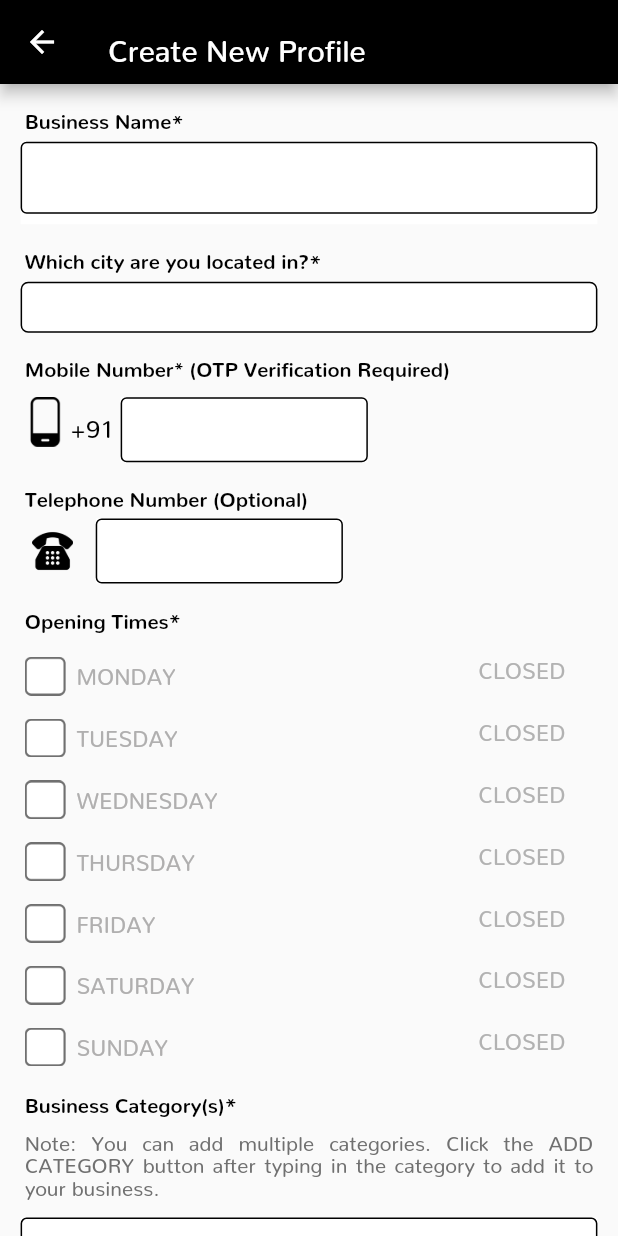
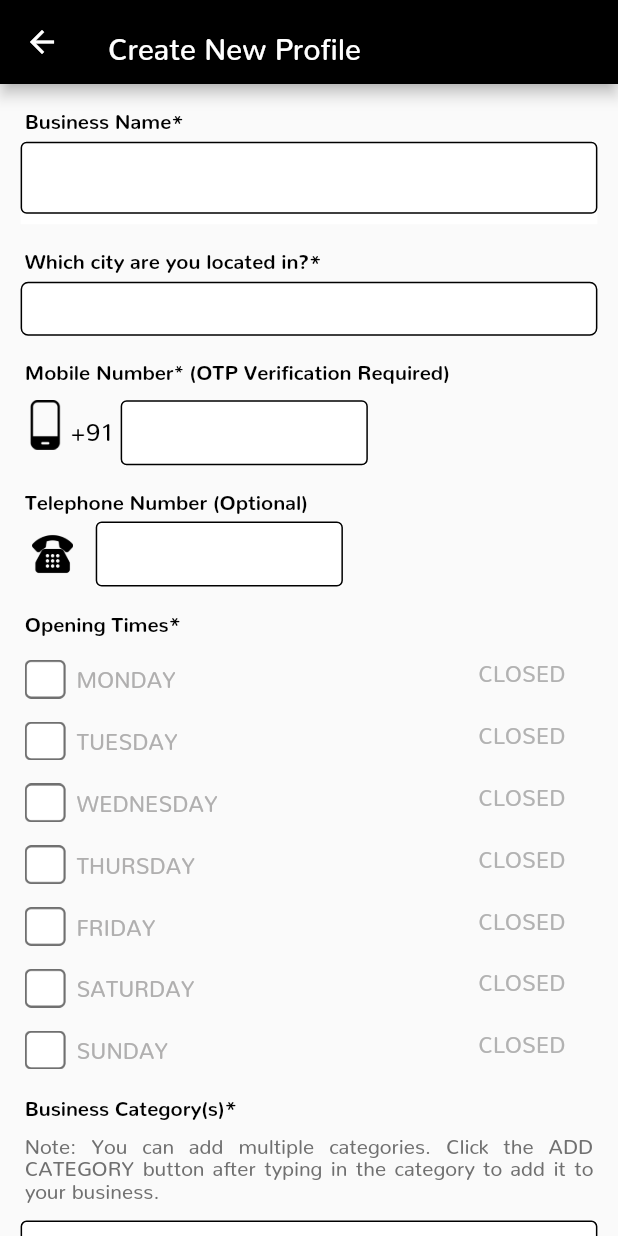
Before and after one commit to SajidShaikhBudventure/TwonsyNewRepo, a Flutter app: the CreateProfile screen opened by its route, on a phone screen of 412 x 824 dp. Run offline on Flutter 3.47's test engine with Material 2 defaults, Android fonts, the phone set to English and light mode, and no system bars; our stand-ins replace auto_size_text, cached_network_image, connectivity, dio, flutter_datetime_picker, flutter_html and 13 more; missing offline and left inert: flutter_webview_plugin, geocoder, google_maps_webservice, keyboard_visibility; accounts and stored records are empty.

Commit message:
Create profile bug fixes

```diff
--- a/lib/helper/res.dart
+++ b/lib/helper/res.dart
@@ -69,7 +69,7 @@
   static var and                    =   "and";
   static var pleaseTryAgain         =   "Please try again later";
   static var registerLine           =   "By clicking \"REGISTER\" you agree to our";
-  static var hintOfBusinessCategory =   "Shoes, Clothing, Accessories, Hand Bags, Jewellery, etc.";
+  static var hintOfBusinessCategory =   "Shoes, Apparels, Accessories, Jewellery, etc.";
   static var choosePhoto            =   "Choose photo";
   static var takePhoto              =   "Take photo";
 
@@ -114,8 +114,8 @@
   static var hintFirstName          =   "First Name";
   static var hintLastName           =   "Last Name";
   static var hintEmail              =   "Email";
-  static var hintPassword           =   "Password";
-  static var hintConPassword        =   "Confim Password";
+  static var hintPassword           =   "Create Password";
+  static var hintConPassword        =   "Confirm Password";
 
   static var monday                 =   "MONDAY";
   static var tuesday                =   "TUESDAY";
--- a/lib/screen/businessInfo_page.dart
+++ b/lib/screen/businessInfo_page.dart
@@ -15,6 +15,7 @@
 import 'package:marketplace/model/business_user.dart';
 import 'package:marketplace/model/create_profile.dart';
 import 'package:marketplace/screen/home_page.dart';
+import 'dart:io' show Platform;
 
 import '../helper/res.dart';
 import '../helper/utils.dart';
@@ -164,7 +165,7 @@
                 selectedCategoryList(),
                 titleText(StringRes.businessType, 6),
                 businessType(),
-                titleText(StringRes.otherInfoCustomer, 7),
+                titleText("Other Info For Customers", 7),
                 noReturnTextFiled(),
                 lastSaveBtn()
               ],
@@ -576,7 +577,7 @@
       child: Text(
         title,
         style: TextStyle(
-            height: 1.1,
+            height: Platform.isAndroid?1.1:1.25,
             color: ColorRes.lightGrey,
             fontSize: Utils.getDeviceHeight(context) / 60),
         textAlign: TextAlign.justify,
--- a/lib/screen/create_profile.dart
+++ b/lib/screen/create_profile.dart
@@ -12,6 +12,7 @@
 import 'package:marketplace/model/business_user.dart';
 import 'package:marketplace/model/create_profile.dart';
 import 'package:marketplace/model/send_otp.dart';
+import 'dart:io' show Platform;
 
 import '../helper/res.dart';
 import '../helper/utils.dart';
@@ -160,7 +161,7 @@
     return Scaffold(
       key: homeScaffoldKey,
       appBar: AppBar(
-        title: Text("Create New Profile"),
+        title: Text("Create New Profile", style: TextStyle(fontSize: Utils.getDeviceWidth(context)/21)),
       ),
       body: Column(
         children: <Widget>[
@@ -259,7 +260,7 @@
               child: TextFormField(
                 maxLines: 1,
 //                textInputAction: TextInputAction.next,
-
+                style: TextStyle(fontSize: Utils.getDeviceWidth(context) / 26),
                 cursorColor: ColorRes.black,
                 controller: businessNameTF,
                 enabled: editBusinessInfo,
@@ -363,7 +364,7 @@
                     border: Border.all(color: ColorRes.black, width: 1)),
                 child: Text(
                     businessAddressTF == null ? "" : businessAddressTF.text,
-                    style: TextStyle(color: ColorRes.black, fontSize: 13)),
+                    style: TextStyle(color: ColorRes.black, fontSize: Utils.getDeviceWidth(context)/26)),
               ),
               onTap: () async {
                 p = await PlacesAutocomplete.show(
@@ -564,6 +565,7 @@
                         borderSide: const BorderSide(color: Colors.black, width: 1.0),
                       ),
                       hintText: StringRes.hintOfBusinessCategory,
+                      hintStyle: TextStyle(color: ColorRes.greyText, fontFamily: FontRes.nunito, fontWeight: FontWeight.normal, fontSize: Utils.getDeviceWidth(context)/26),
                     ),
                     validator: (value) {
                       if (value.isEmpty) {
@@ -759,6 +761,7 @@
                 enabled: editBusinessInfo,
                 keyboardType: TextInputType.multiline,
                 maxLines: null,
+                style: TextStyle(fontSize: Utils.getDeviceWidth(context) / 26),
 //                  textInputAction: TextInputAction.go,
 
                 decoration: InputDecoration(
@@ -991,7 +994,7 @@
       child: Text(
         title,
         style: TextStyle(
-            height: 1.1,
+            height: Platform.isAndroid? 1.1 : 1.25,
             color: ColorRes.lightGrey,
             fontSize: Utils.getDeviceHeight(context) / 60),
         textAlign: TextAlign.justify,
@@ -1063,7 +1066,7 @@
               textAlign: TextAlign.left,
               maxLines: 1,
               enabled: editBusinessInfo,
-              style: TextStyle(fontSize: Utils.getDeviceHeight(context) / 50),
+              style: TextStyle(fontSize: Utils.getDeviceWidth(context) / 26),
               inputFormatters: [LengthLimitingTextInputFormatter(10)],
               decoration: InputDecoration(
                 contentPadding: EdgeInsets.all(10),
@@ -1129,7 +1132,7 @@
               textAlign: TextAlign.left,
               maxLines: 1,
               enabled: editBusinessInfo,
-              style: TextStyle(fontSize: Utils.getDeviceHeight(context) / 50),
+              style: TextStyle(fontSize: Utils.getDeviceWidth(context) / 26),
               inputFormatters: [LengthLimitingTextInputFormatter(100)],
               decoration: InputDecoration(
                 contentPadding: EdgeInsets.all(10),
--- a/lib/screen/product_page.dart
+++ b/lib/screen/product_page.dart
@@ -130,7 +130,6 @@
         alignment: Alignment.center,
         child: Container(
             margin: EdgeInsets.only(top:Utils.getDeviceHeight(context) / 45, bottom: 0),
-            //height: Utils.getDeviceHeight(context) / 17,
             child: Card(
                 elevation: 4,
                 child: Container(
--- a/lib/screen/register_page.dart
+++ b/lib/screen/register_page.dart
@@ -145,10 +145,8 @@
                 /*Padding(
                   padding: const EdgeInsets.only(right: 15, left: 15),
                   child: Platform.isAndroid ? CommonView.googleBtnShow(context) : Container(),
-                ),
-                Container(
-                  child: Platform.isAndroid ? labelWithEmail() : Container(),
                 ),*/
+                registerLabel(),
                 commonTextFiledView(1),
                 commonTextFiledView(3),
                 helpTextEmail(3),
@@ -170,19 +168,16 @@
     );
   }
 
-  labelWithEmail() {
+  registerLabel() {
     return  Container(
-        margin: EdgeInsets.only(right: 0, left: 0, top: 15),
-        child: Row(children: <Widget>[
-      Expanded(child: Divider()),
-      Padding(padding: EdgeInsets.only(right: 10.0)),
-      Text(
-        Platform.isAndroid ? StringRes.orContinueWithEmail : StringRes.continueWithEmail,
-        style: TextStyle(color: ColorRes.greyText, fontSize: Utils.getDeviceHeight(context)/38),
+      margin: EdgeInsets.only(right: 0, left: 0, top: Utils.getDeviceHeight(context)/31),
+      child: Text(
+        "Create a new seller account",
+        textAlign: TextAlign.center,
+        style: TextStyle(color: ColorRes.fontGrey, fontSize: Utils.getDeviceHeight(context)/32, fontFamily: FontRes.nunito),
       ),
-      Padding(padding: EdgeInsets.only(left: 10.0)),
-      Expanded(child: Divider()),
-    ]));
+
+    );
   }
 
   registerButton() {
@@ -194,7 +189,7 @@
       child: MaterialButton(
         child: Text(
           StringRes.registerBtn,
-          style: TextStyle(color: ColorRes.white, fontSize: Utils.getDeviceHeight(context)/42),
+          style: TextStyle(color: ColorRes.white, fontSize: Utils.getDeviceHeight(context)/42, fontFamily: FontRes.nunito),
         ),
         onPressed: () {
           FocusScope.of(context).requestFocus(FocusNode());
@@ -246,7 +241,7 @@
         controller: controllerTextFiled(i),
         decoration: InputDecoration(
           hintText: showHintText(i),
-          hintStyle: TextStyle(color: ColorRes.greyText),
+          hintStyle: TextStyle(color: ColorRes.greyText, fontFamily: FontRes.nunito),
         ),
         style: TextStyle(fontSize: Utils.getDeviceWidth(context)/28, color: ColorRes.black),
       ),
@@ -263,7 +258,7 @@
             width: Utils.getDeviceWidth(context),
             child: Text(
               StringRes.registerLine,
-              style: TextStyle(fontSize: Utils.getDeviceHeight(context)/63, color: ColorRes.cancelGreyText),
+              style: TextStyle(fontSize: Utils.getDeviceHeight(context)/63, color: ColorRes.cancelGreyText, fontFamily: FontRes.nunito),
               textAlign: TextAlign.center,
             ),
           ),
@@ -277,7 +272,7 @@
                   child: Container(
                     alignment: Alignment.center,
                     child: Text(StringRes.terms,
-                        style: TextStyle(fontSize: Utils.getDeviceHeight(context)/63, color: ColorRes.blue),
+                        style: TextStyle(fontSize: Utils.getDeviceHeight(context)/63, color: ColorRes.blue, fontFamily: FontRes.nunito),
                         textAlign: TextAlign.center),
                   ),
                   onTap: () {
@@ -291,14 +286,14 @@
                   alignment: Alignment.center,
                   padding: EdgeInsets.only(left: 5, right: 5),
                   child: Text(StringRes.and,
-                      style: TextStyle(fontSize: Utils.getDeviceHeight(context)/63, color: ColorRes.cancelGreyText),
+                      style: TextStyle(fontSize: Utils.getDeviceHeight(context)/63, color: ColorRes.cancelGreyText, fontFamily: FontRes.nunito),
                       textAlign: TextAlign.center),
                 ),
                 InkResponse(
                   child: Container(
                     alignment: Alignment.center,
                     child: Text(StringRes.privacy,
-                        style: TextStyle(fontSize: Utils.getDeviceHeight(context)/63, color: ColorRes.blue),
+                        style: TextStyle(fontSize: Utils.getDeviceHeight(context)/63, color: ColorRes.blue, fontFamily: FontRes.nunito),
                         textAlign: TextAlign.center),
                   ),
                   onTap: () {
@@ -350,7 +345,7 @@
         alignment: Alignment.centerLeft,
         padding: EdgeInsets.only(left: i == 1 || i == 2 ? 0 : Utils.getDeviceHeight(context)/40, top: 3),
         child: Text(helpTitleShow(i),
-            style: TextStyle(color: ColorRes.red, fontSize: Utils.getDeviceHeight(context)/70)),
+            style: TextStyle(color: ColorRes.red, fontSize: Utils.getDeviceHeight(context)/70, fontFamily: FontRes.nunito)),
       ),
       visible: helpTextVisible(i),
     );
--- a/pubspec.yaml
+++ b/pubspec.yaml
@@ -11,7 +11,7 @@
 # In iOS, build-name is used as CFBundleShortVersionString while build-number used as CFBundleVersion.
 # Read more about iOS versioning at
 # https://developer.apple.com/library/archive/documentation/General/Reference/InfoPlistKeyReference/Articles/CoreFoundationKeys.html
-version: 1.0.12+13
+version: 1.0.14+15
 
 environment:
   sdk: ">=2.1.0 <3.0.0"
```
Also changed, not shown: lib/screen/how_to_use.dart (+10 -8 lines), lib/screen/main_page.dart (+12 -9 lines), lib/screen/signin_page.dart (+18 -33 lines), 1 other file.
